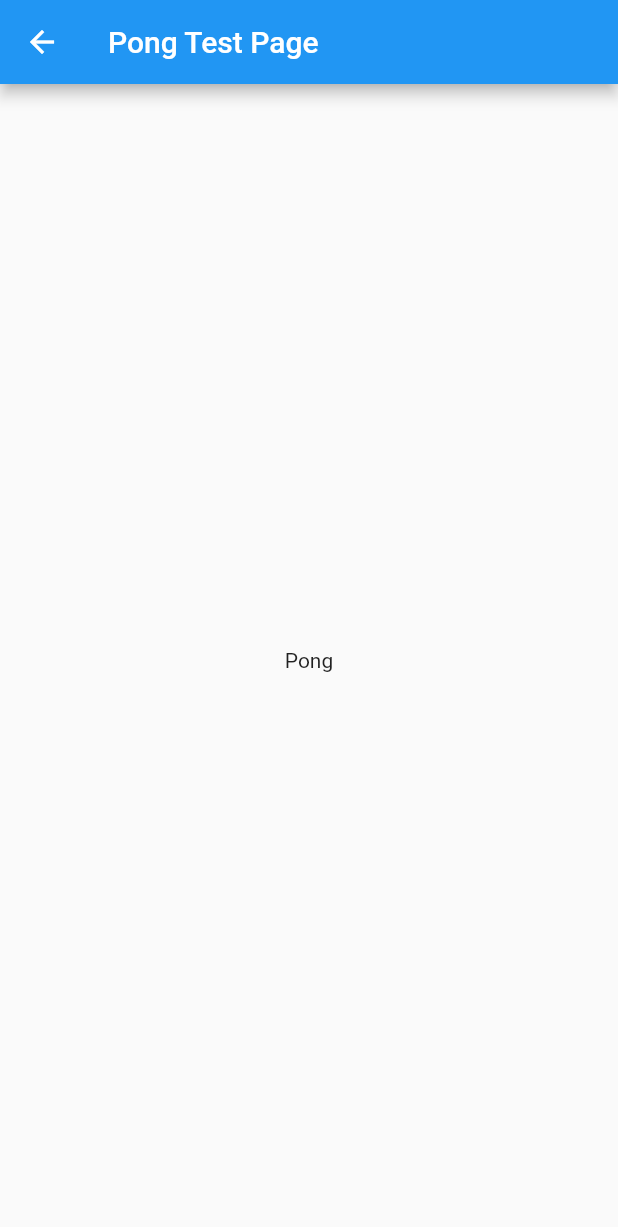
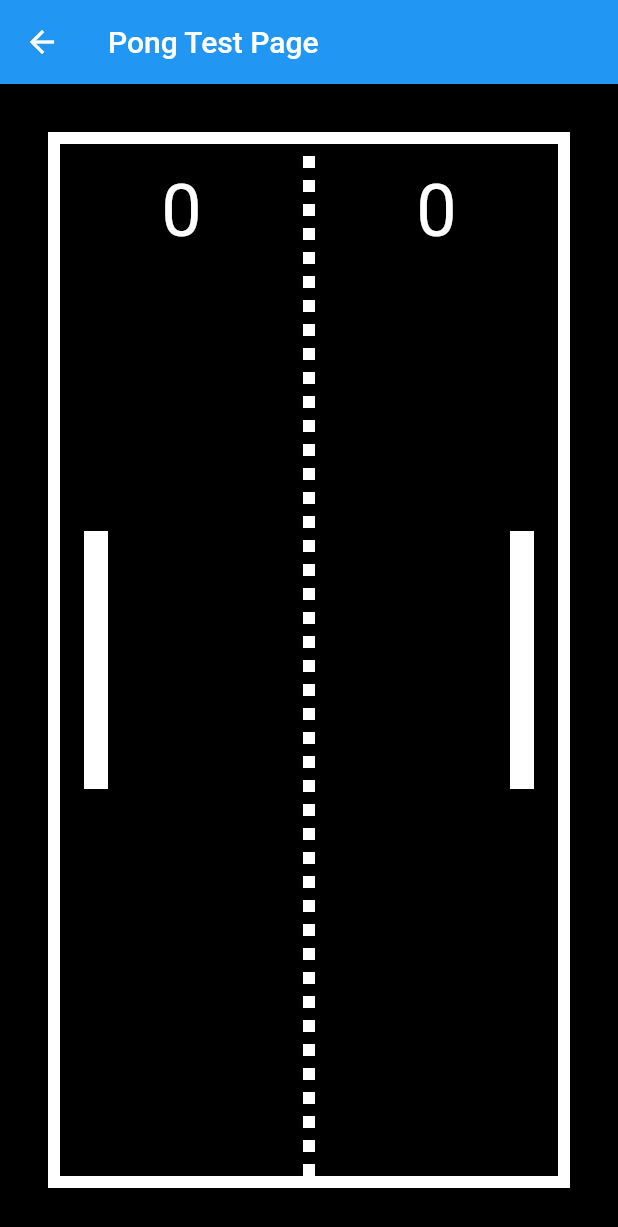
Before and after one commit to gustavo-hillesheim/motion_pong, a Flutter app: the PongTestPage screen opened by its route, on a phone screen of 412 x 824 dp. Shown: the top 1227 px of the screen. Run offline on Flutter 3.47's test engine with Material 2 defaults, Android fonts, the light colour scheme and no system bars; our stand-ins replace copy_with_extension, equatable; Roboto replaces fonts that are missing (Pixeled).

Commit message:
Created initial pong widgets

```diff
--- a/motion_pong/pubspec.yaml
+++ b/motion_pong/pubspec.yaml
@@ -22,3 +22,7 @@ dev_dependencies:
 
 flutter:
   uses-material-design: true
+  fonts:
+    - family: Pixeled
+      fonts:
+        - asset: packages/pong/assets/fonts/Pixeled.ttf
--- /dev/null
+++ b/pong/lib/src/widgets/field_divider.dart
@@ -0,0 +1,33 @@
+import 'package:flutter/material.dart';
+
+class FieldDivider extends StatelessWidget {
+  const FieldDivider({super.key});
+
+  @override
+  Widget build(BuildContext context) {
+    const dashSize = 8.0;
+    return SizedBox(
+      width: dashSize,
+      child: LayoutBuilder(
+        builder: (_, constraints) {
+          final height = constraints.maxHeight;
+          final dashCount = height ~/ dashSize;
+          final lastDashHeight = height - dashCount * dashSize;
+          return ListView.separated(
+            itemCount: (dashCount / 2).floor() + 1,
+            itemBuilder: (_, i) {
+              final isLast = i == dashCount;
+              final dashHeight = isLast ? lastDashHeight : dashSize;
+              return Container(
+                width: dashSize,
+                height: dashHeight,
+                color: Colors.white,
+              );
+            },
+            separatorBuilder: (_, __) => const SizedBox(height: dashSize),
+          );
+        },
+      ),
+    );
+  }
+}
--- /dev/null
+++ b/pong/lib/src/widgets/player_area.dart
@@ -0,0 +1,60 @@
+import 'package:flutter/material.dart';
+import 'package:pong/src/models/pong_player.dart';
+
+class PlayerArea extends StatelessWidget {
+  final PongPlayer player;
+  final PlayerSide side;
+
+  const PlayerArea({
+    required this.player,
+    required this.side,
+    super.key,
+  });
+
+  @override
+  Widget build(BuildContext context) {
+    return Stack(
+      children: [
+        Positioned.fill(
+          top: 16,
+          bottom: null,
+          child: Center(
+            child: Text(
+              '${player.score}',
+              style: const TextStyle(
+                color: Colors.white,
+                fontSize: 48,
+                fontFamily: 'Pixeled',
+              ),
+            ),
+          ),
+        ),
+        Positioned.fill(
+          left: side.isLeft ? 16 : 0,
+          right: side.isRight ? 16 : 0,
+          child: Align(
+            alignment: FractionalOffset(
+              side.isLeft ? 0 : 1,
+              (0.5 + player.position).clamp(0, 1),
+            ),
+            child: FractionallySizedBox(
+              heightFactor: 0.25,
+              child: Container(
+                width: 16,
+                color: Colors.white,
+              ),
+            ),
+          ),
+        ),
+      ],
+    );
+  }
+}
+
+enum PlayerSide {
+  left,
+  right;
+
+  bool get isLeft => this == PlayerSide.left;
+  bool get isRight => this == PlayerSide.right;
+}
--- a/pong/lib/src/widgets/pong.dart
+++ b/pong/lib/src/widgets/pong.dart
@@ -1,12 +1,51 @@
 import 'package:flutter/material.dart';
+import 'package:pong/src/models/pong_game_state.dart';
+import 'package:pong/src/widgets/player_area.dart';
+import 'package:pong/src/widgets/pong_field.dart';
 
-class Pong extends StatelessWidget {
+class Pong extends StatefulWidget {
   const Pong({super.key});
 
   @override
+  State<Pong> createState() => _PongState();
+}
+
+class _PongState extends State<Pong> {
+  PongGameState gameState = const PongGameState();
+
+  @override
   Widget build(BuildContext context) {
-    return const Center(
-      child: Text('Pong'),
+    return Container(
+      color: Colors.black,
+      padding: const EdgeInsets.all(32),
+      child: Stack(
+        children: [
+          const PongField(),
+          Positioned(
+            top: 8,
+            left: 8,
+            bottom: 8,
+            right: 8,
+            child: Row(
+              children: [
+                Expanded(
+                  child: PlayerArea(
+                    player: gameState.playerOne,
+                    side: PlayerSide.left,
+                  ),
+                ),
+                const SizedBox(width: 8),
+                Expanded(
+                  child: PlayerArea(
+                    player: gameState.playerTwo,
+                    side: PlayerSide.right,
+                  ),
+                ),
+              ],
+            ),
+          ),
+        ],
+      ),
     );
   }
 }
--- /dev/null
+++ b/pong/lib/src/widgets/pong_field.dart
@@ -0,0 +1,24 @@
+import 'package:flutter/material.dart';
+import 'package:pong/src/widgets/field_divider.dart';
+
+class PongField extends StatelessWidget {
+  const PongField({super.key});
+
+  @override
+  Widget build(BuildContext context) {
+    return const DecoratedBox(
+      decoration: BoxDecoration(
+        border: Border.fromBorderSide(
+          BorderSide(
+            width: 8,
+            color: Colors.white,
+          ),
+        ),
+      ),
+      child: Align(
+        alignment: Alignment.center,
+        child: FieldDivider(),
+      ),
+    );
+  }
+}
--- a/pong/pubspec.yaml
+++ b/pong/pubspec.yaml
@@ -21,3 +21,7 @@ dev_dependencies:
   copy_with_extension_gen: ^4.0.4
 
 flutter:
+  fonts:
+    - family: Pixeled
+      fonts:
+        - asset: lib/assets/fonts/Pixeled.ttf
```
Also changed, not shown: motion_pong/pubspec.lock, pong/lib/assets/fonts/Pixeled.ttf (added).
